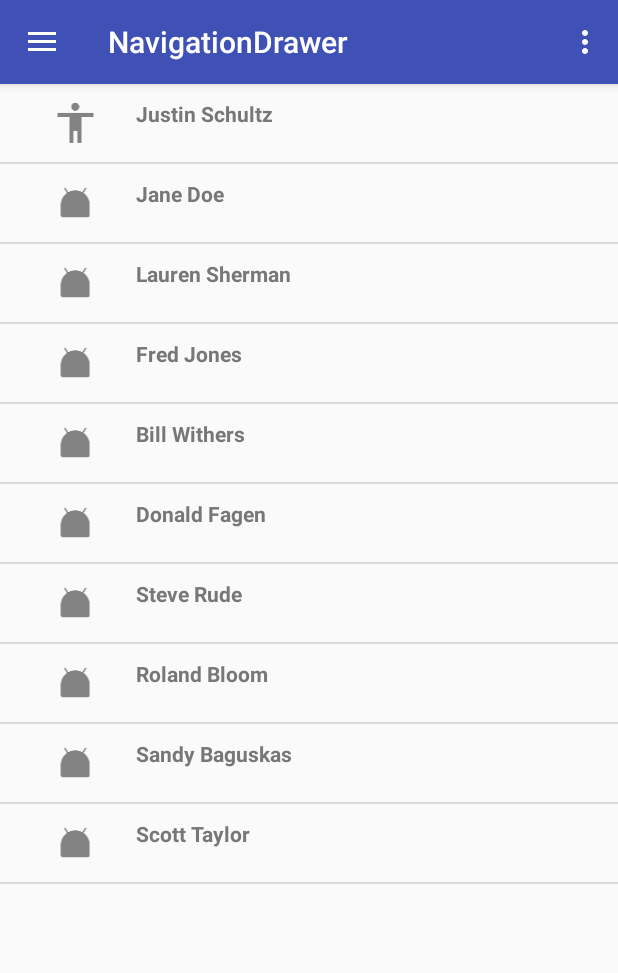
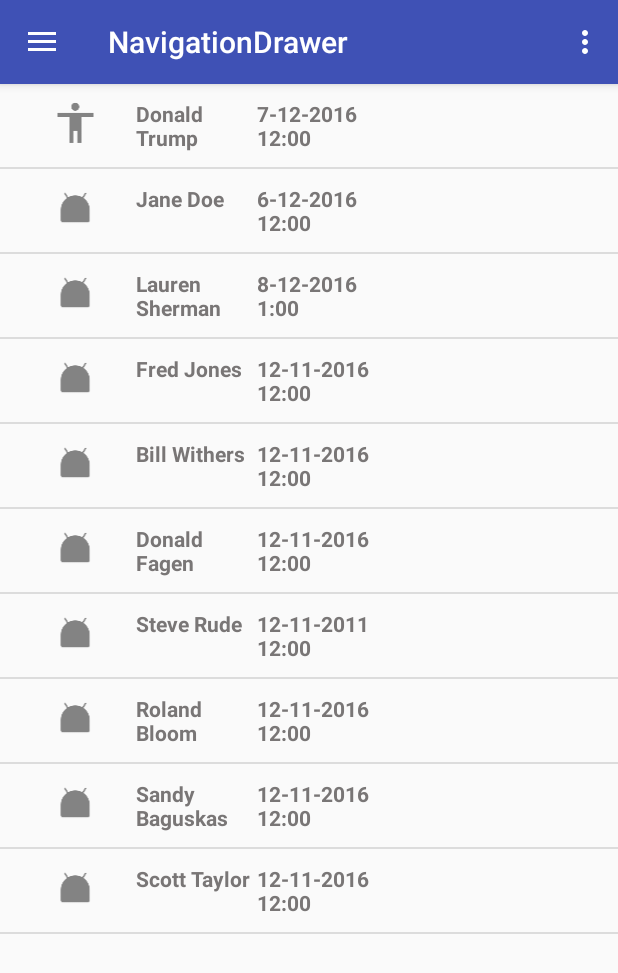
Before and after one commit to pyramid500/MyApplication, an Android app: the Fragment1 screen opened directly, with no data from a screen before it, in the side drawer, after a tap on "Binnenland", on a phone screen of 412 x 824 dp. Shown: the top 973 px of the screen. Run offline under Robolectric (Android 15) with nearby library versions, the light colour scheme and no system bars.

Commit message:
Time Calculation and Array move
The list now also contains the date, “eergisteren” “gisteren” or “X uur
Geleden“ with every article, and the array has been moved from the
fragment to the myArray file

```diff
--- a/app/build.gradle
+++ b/app/build.gradle
@@ -20,11 +20,12 @@ android {
 }
 
 dependencies {
-    compile fileTree(dir: 'libs', include: ['*.jar'])
+    compile fileTree(include: ['*.jar'], dir: 'libs')
     androidTestCompile('com.android.support.test.espresso:espresso-core:2.2.2', {
         exclude group: 'com.android.support', module: 'support-annotations'
     })
     compile 'com.android.support:appcompat-v7:24.2.1'
     compile 'com.android.support:design:24.2.1'
     testCompile 'junit:junit:4.12'
+    compile 'joda-time:joda-time:2.3'
 }
--- a/app/src/main/java/zep/daan/myapplication/Fragment1.java
+++ b/app/src/main/java/zep/daan/myapplication/Fragment1.java
@@ -19,7 +19,7 @@ public class Fragment1 extends ListFragment implements AdapterView.OnItemClickLi
     @Override
     public View onCreateView(LayoutInflater inflater,
                              ViewGroup container, Bundle savedInstanceState) {
-        View view = (ViewGroup) inflater.inflate(R.layout.fragment1, null, false);
+        View view = (ViewGroup) inflater.inflate(R.layout.fragment1, container, false);
         return view;
     }
 
@@ -28,7 +28,7 @@ public class Fragment1 extends ListFragment implements AdapterView.OnItemClickLi
     public void onActivityCreated(Bundle savedInstanceState) {
         super.onActivityCreated(savedInstanceState);
 
-        ArrayList<myArray> searchResults = GetSearchResults();
+        ArrayList<myArray> searchResults = myArray.GetSearchResults();
 
         final ListView lv = getListView();
         lv.setAdapter(new MyCustomBaseAdapter(getActivity(), searchResults));
@@ -37,9 +37,10 @@ public class Fragment1 extends ListFragment implements AdapterView.OnItemClickLi
 
 
 
+
     public void onItemClick(AdapterView<?> parent, View view, int position,long id) {
+        Intent infointent = new Intent(getActivity(), InfoPage.class);
         final ListView lv = getListView();
-        Intent infointent = new Intent(getActivity(), InfoPage.class);
         Object o = lv.getItemAtPosition(position);
         myArray fullObject = (myArray) o;
         String name = fullObject.getName();
@@ -51,78 +52,4 @@ public class Fragment1 extends ListFragment implements AdapterView.OnItemClickLi
         startActivity(infointent);
     }
 
-    private ArrayList<myArray> GetSearchResults(){
-        ArrayList<myArray> results = new ArrayList<myArray>();
-        myArray sr = new myArray();
-        sr.setName("Justin Schultz");
-        sr.setCityState("San Francisco, CA");
-        sr.setPhone("415-555-1234");
-        sr.setImage(R.drawable.image2);
-        results.add(sr);
-
-        sr = new myArray();
-        sr.setName("Jane Doe");
-        sr.setCityState("Las Vegas, NV");
-        sr.setPhone("702-555-1234");
-        sr.setImage(R.drawable.ic_action_name);
-        results.add(sr);
-
-        sr = new myArray();
-        sr.setName("Lauren Sherman");
-        sr.setCityState("San Francisco, CA");
-        sr.setPhone("415-555-1234");
-        sr.setImage(R.drawable.ic_action_name);
-        results.add(sr);
-
-        sr = new myArray();
-        sr.setName("Fred Jones");
-        sr.setCityState("Minneapolis, MN");
-        sr.setPhone("612-555-8214");
-        sr.setImage(R.drawable.ic_action_name);
-        results.add(sr);
-
-        sr = new myArray();
-        sr.setName("Bill Withers");
-        sr.setCityState("Los Angeles, CA");
-        sr.setPhone("424-555-8214");
-        sr.setImage(R.drawable.ic_action_name);
-        results.add(sr);
-
-        sr = new myArray();
-        sr.setName("Donald Fagen");
-        sr.setCityState("Los Angeles, CA");
-        sr.setPhone("424-555-1234");
-        sr.setImage(R.drawable.ic_action_name);
-        results.add(sr);
-
-        sr = new myArray();
-        sr.setName("Steve Rude");
-        sr.setCityState("Oakland, CA");
-        sr.setPhone("515-555-2222");
-        sr.setImage(R.drawable.ic_action_name);
-        results.add(sr);
-
-        sr = new myArray();
-        sr.setName("Roland Bloom");
-        sr.setCityState("Chelmsford, MA");
-        sr.setPhone("978-555-1111");
-        sr.setImage(R.drawable.ic_action_name);
-        results.add(sr);
-
-        sr = new myArray();
-        sr.setName("Sandy Baguskas");
-        sr.setCityState("Chelmsford, MA");
-        sr.setPhone("978-555-2222");
-        sr.setImage(R.drawable.ic_action_name);
-        results.add(sr);
-
-        sr = new myArray();
-        sr.setName("Scott Taylor");
-        sr.setCityState("Austin, TX");
-        sr.setPhone("512-555-2222");
-        sr.setImage(R.drawable.ic_action_name);
-        results.add(sr);
-
-        return results;
-    }
 }
--- a/app/src/main/java/zep/daan/myapplication/InfoPage.java
+++ b/app/src/main/java/zep/daan/myapplication/InfoPage.java
@@ -8,6 +8,8 @@ import android.support.v7.widget.Toolbar;
 import android.view.Menu;
 import android.view.MenuInflater;
 import android.widget.TextView;
+
+import java.util.Calendar;
 
 public class InfoPage extends AppCompatActivity {
     @Override
@@ -27,9 +29,20 @@ public class InfoPage extends AppCompatActivity {
         // Enable the Up button
         ab.setDisplayHomeAsUpEnabled(true);
 
+        Intent infointent = getIntent();
 
 
-        Intent infointent = getIntent();
+        Calendar thatDay = Calendar.getInstance();
+        thatDay.set(Calendar.DAY_OF_MONTH,25);
+        thatDay.set(Calendar.MONTH,7); // 0-11 so 1 less
+        thatDay.set(Calendar.YEAR, 1985);
+
+        Calendar today = Calendar.getInstance();
+
+        long diff = today.getTimeInMillis() - thatDay.getTimeInMillis(); //result in millis
+
+
+
         String message = infointent.getStringExtra("name");
         String citystate = infointent.getStringExtra("cs");
         String phonenr = infointent.getStringExtra("phonenr");
@@ -46,4 +59,5 @@ public class InfoPage extends AppCompatActivity {
         inflater.inflate(R.menu.menu_article, menu);
         return true;
     }
+
 }
--- a/app/src/main/java/zep/daan/myapplication/MyCustomBaseAdapter.java
+++ b/app/src/main/java/zep/daan/myapplication/MyCustomBaseAdapter.java
@@ -6,6 +6,11 @@ import android.view.View;
 import android.view.ViewGroup;
 import android.widget.ImageView;
 import android.widget.TextView;
+
+import org.joda.time.DateTime;
+import org.joda.time.Days;
+import org.joda.time.Hours;
+import org.joda.time.format.DateTimeFormat;
 
 import java.util.ArrayList;
 
@@ -41,17 +46,50 @@ public class MyCustomBaseAdapter extends android.widget.BaseAdapter {
             holder = new ViewHolder();
             holder.txtName = (TextView) convertView.findViewById(R.id.name);
             holder.image = (ImageView) convertView.findViewById(imageView);
+            holder.time = (TextView) convertView.findViewById(R.id.time);
             convertView.setTag(holder);
         } else {
             holder = (ViewHolder) convertView.getTag();
         }
+
+
+
+
+        String someDate = searchArrayList.get(position).getDate();
+
+        String dateResult;
+            DateTime dateTimearticle = DateTime.parse(someDate, DateTimeFormat.forPattern("dd-MM-yyyy hh:mm"));
+            DateTime presentTime = DateTime.now();
+            dateResult ="Error";
+            int days = Days.daysBetween(dateTimearticle, presentTime).getDays();
+            if(days>2) {
+                dateResult = someDate;
+            }
+            else if(days == 2){
+                dateResult = "Eergisteren";
+            }
+            else if(days == 1){
+                dateResult = "Gisteren";
+            }
+            else if (days<1){
+                int hours = Hours.hoursBetween(dateTimearticle, presentTime).getHours();
+                dateResult = Integer.toString(hours) + " Uur Geleden";
+            }
+
+
+
+
+
+
         holder.txtName.setText(searchArrayList.get(position).getName());
         holder.image.setImageResource(searchArrayList.get(position).getImage());
+        holder.time.setText(dateResult);
         return convertView;
     }
 
     static class ViewHolder {
         TextView txtName;
+        TextView time;
         ImageView image;
 
     }
--- a/app/src/main/java/zep/daan/myapplication/myArray.java
+++ b/app/src/main/java/zep/daan/myapplication/myArray.java
@@ -1,4 +1,6 @@
 package zep.daan.myapplication;
+
+import java.util.ArrayList;
 
 /**
  * Created by daan on 12/1/16.
@@ -9,6 +11,7 @@ public class myArray {
     private String name = "";
     private String cityState = "";
     private String phone = "";
+    private String date = "";
     private Integer image = 0;
     public void setName(String name) {
         this.name = name;
@@ -16,18 +19,111 @@ public class myArray {
     public String getName() {
         return name;
     }
+
     public void setCityState(String cityState) {
         this.cityState = cityState;
     }
     public String getCityState() {
         return cityState;
     }
+
     public void setPhone(String phone) {
         this.phone = phone;
     }
     public String getPhone() {
         return phone;
     }
+
+    public void setDate(String date) {this.date = date;}
+    public String getDate() {return date;}
+
     public void setImage(Integer image){this.image = image;}
     public int getImage() {return image;}
+
+
+    public static ArrayList<myArray> GetSearchResults(){
+        ArrayList<myArray> results = new ArrayList<myArray>();
+        myArray sr = new myArray();
+        sr.setName("Donald Trump");
+        sr.setCityState("San Francisco, CA");
+        sr.setPhone("415-555-1234");
+        sr.setDate("7-12-2016 12:00");
+        sr.setImage(R.drawable.image2);
+        results.add(sr);
+
+        sr = new myArray();
+        sr.setName("Jane Doe");
+        sr.setCityState("Las Vegas, NV");
+        sr.setPhone("702-555-1234");
+        sr.setDate("6-12-2016 12:00");
+        sr.setImage(R.drawable.ic_action_name);
+        results.add(sr);
+
+        sr = new myArray();
+        sr.setName("Lauren Sherman");
+        sr.setCityState("San Francisco, CA");
+        sr.setPhone("415-555-1234");
+        sr.setDate("8-12-2016 1:00");
+        sr.setImage(R.drawable.ic_action_name);
+        results.add(sr);
+
+        sr = new myArray();
+        sr.setName("Fred Jones");
+        sr.setCityState("Minneapolis, MN");
+        sr.setPhone("612-555-8214");
+        sr.setDate("12-11-2016 12:00");
+        sr.setImage(R.drawable.ic_action_name);
+        results.add(sr);
+
+        sr = new myArray();
+        sr.setName("Bill Withers");
+        sr.setCityState("Los Angeles, CA");
+        sr.setPhone("424-555-8214");
+        sr.setDate("12-11-2016 12:00");
+        sr.setImage(R.drawable.ic_action_name);
+        results.add(sr);
+
+        sr = new myArray();
+        sr.setName("Donald Fagen");
+        sr.setCityState("Los Angeles, CA");
+        sr.setPhone("424-555-1234");
+        sr.setDate("12-11-2016 12:00");
+        sr.setImage(R.drawable.ic_action_name);
+        results.add(sr);
+
+        sr = new myArray();
+        sr.setName("Steve Rude");
+        sr.setCityState("Oakland, CA");
+        sr.setPhone("515-555-2222");
+        sr.setDate("12-11-2011 12:00");
+        sr.setImage(R.drawable.ic_action_name);
+        results.add(sr);
+
+        sr = new myArray();
+        sr.setName("Roland Bloom");
+        sr.setCityState("Chelmsford, MA");
+        sr.setPhone("978-555-1111");
+        sr.setDate("12-11-2016 12:00");
+        sr.setImage(R.drawable.ic_action_name);
+        results.add(sr);
+
+        sr = new myArray();
+        sr.setName("Sandy Baguskas");
+        sr.setCityState("Chelmsford, MA");
+        sr.setPhone("978-555-2222");
+        sr.setDate("12-11-2016 12:00");
+        sr.setImage(R.drawable.ic_action_name);
+        results.add(sr);
+
+        sr = new myArray();
+        sr.setName("Scott Taylor");
+        sr.setCityState("Austin, TX");
+        sr.setPhone("512-555-2222");
+        sr.setDate("12-11-2016 12:00");
+        sr.setImage(R.drawable.ic_action_name);
+        results.add(sr);
+
+        return results;
+    }
+
 }
--- a/app/src/main/res/layout/list_item.xml
+++ b/app/src/main/res/layout/list_item.xml
@@ -12,7 +12,7 @@
         android:layout_width="fill_parent"
         android:layout_height="wrap_content"
         android:id="@+id/imageView"
-        android:layout_weight="0.8"
+        android:layout_weight="0.4"
         android:gravity="center" />
     <TextView
         android:id="@+id/name"
@@ -21,7 +21,16 @@
         android:textColor="#797676"
         android:textSize="14sp"
         android:textStyle="bold"
-        android:layout_weight="0.2"
+        android:layout_weight=".4"
+        android:gravity="left"/>
+    <TextView
+        android:id="@+id/time"
+        android:layout_width="fill_parent"
+        android:layout_height="wrap_content"
+        android:textColor="#797676"
+        android:textSize="14sp"
+        android:textStyle="bold"
+        android:layout_weight="0.4"
         android:gravity="left"/>
 
 </LinearLayout>
```
